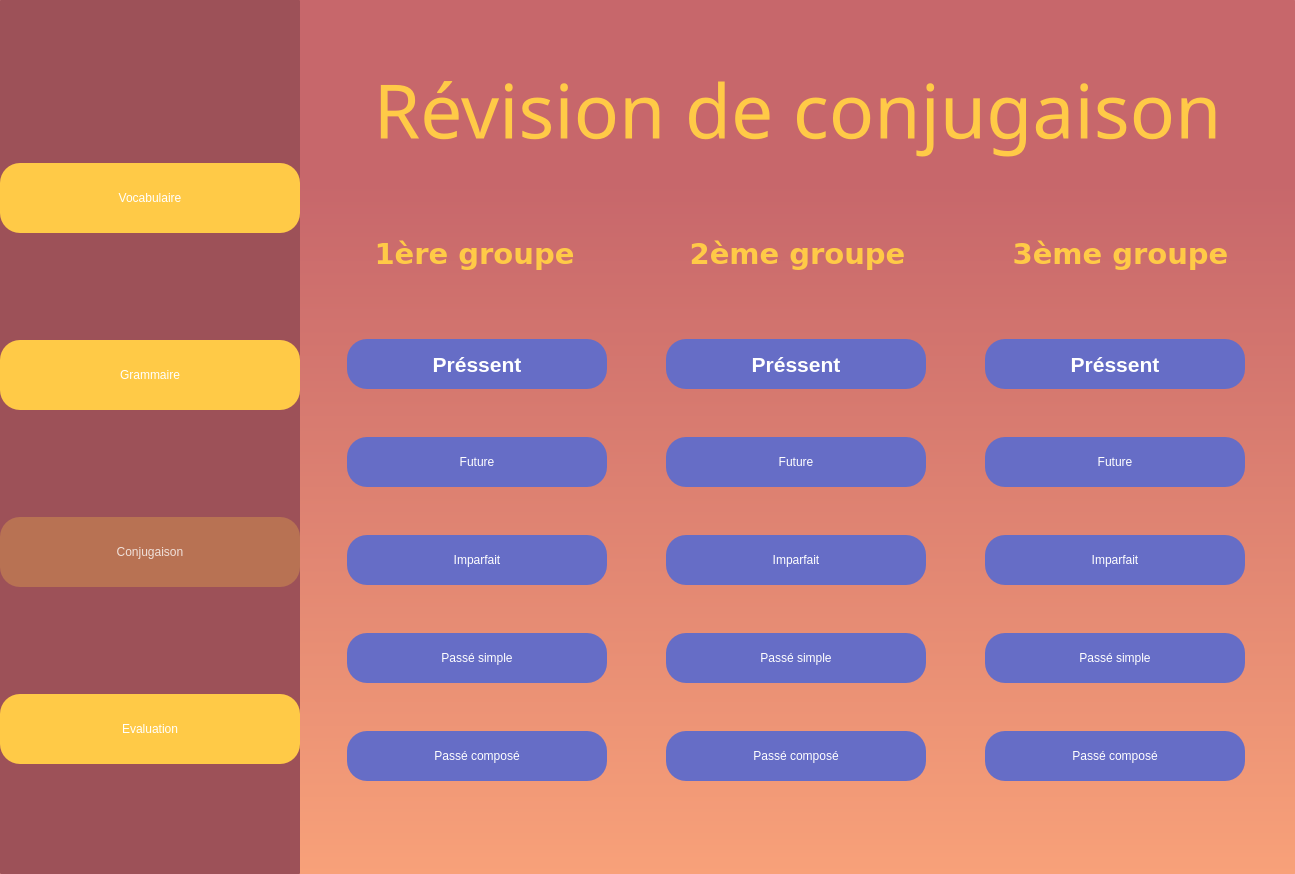
Before: the Qt Designer form Screens/Conjugaison/conjugaison_menuPage.ui in naderite/french-learn-app, drawn with Qt 5.
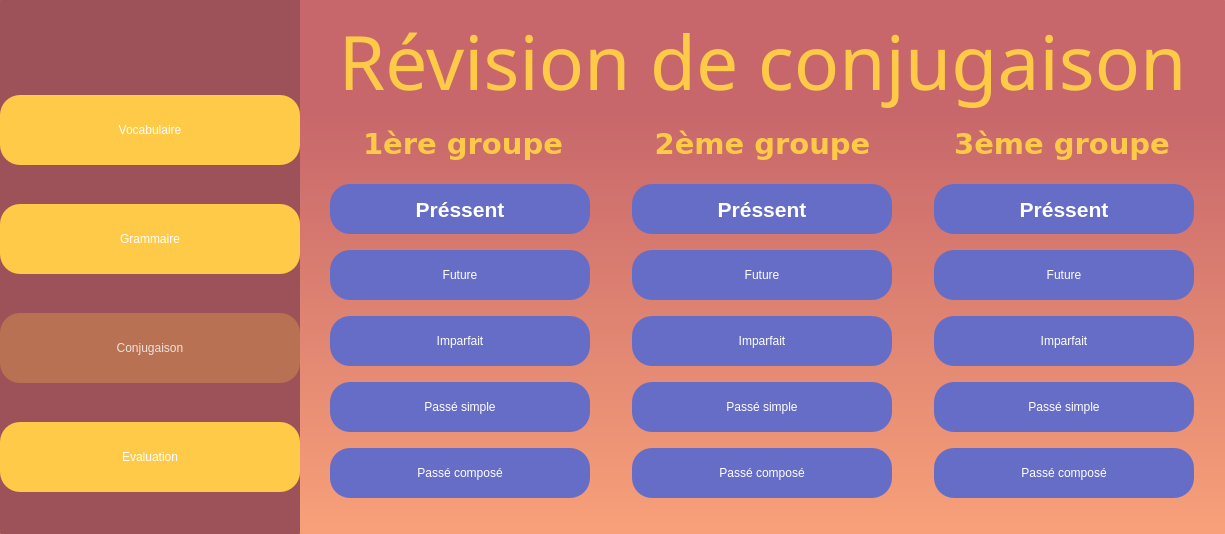
After: the same form once the commit is applied.

```diff
--- a/Screens/Conjugaison/conjugaison_menuPage.ui
+++ b/Screens/Conjugaison/conjugaison_menuPage.ui
@@ -6,8 +6,8 @@
    <rect>
     <x>0</x>
     <y>0</y>
-    <width>1295</width>
-    <height>874</height>
+    <width>1225</width>
+    <height>534</height>
    </rect>
   </property>
   <property name="windowTitle">
```
